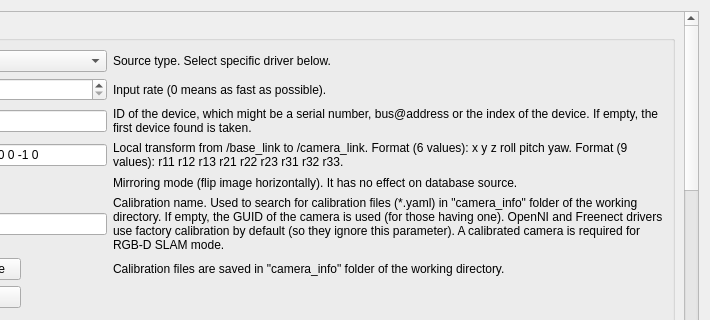
The window that guilib/src/ui/preferencesDialog.ui (introlab/rtabmap) describes before a commit, drawn with Qt 5; both pictures show x 348 to 1058 and y 0 to 320 of the 1058 by 592 pixel window.
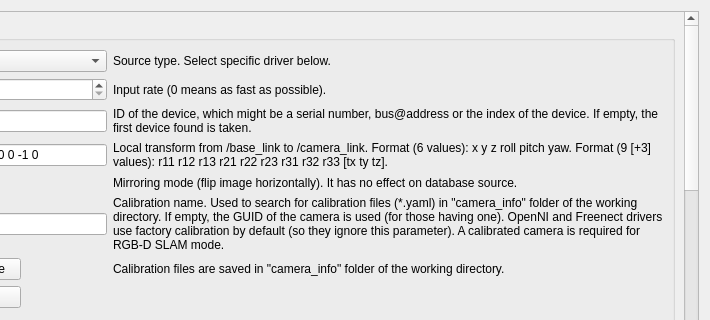
The same window after the commit. The open tabs and pages were chosen to show the change. Icons and pictures are not drawn. Custom widgets are drawn as their Qt base class.

Commit message: fixed fatal error (fx==0) on kinect v2 calibration, added tx,ty,tz to camera local transform in Preferences

Patch:
```diff
--- a/guilib/src/ui/preferencesDialog.ui
+++ b/guilib/src/ui/preferencesDialog.ui
@@ -64,8 +64,8 @@
            <rect>
             <x>0</x>
             <y>0</y>
-            <width>759</width>
-            <height>887</height>
+            <width>760</width>
+            <height>1570</height>
            </rect>
           </property>
           <layout class="QVBoxLayout" name="verticalLayout_16">
@@ -1436,7 +1436,7 @@
                       <item row="3" column="1">
                        <widget class="QLabel" name="label_42">
                         <property name="text">
-                         <string>Local transform from /base_link to /camera_link. Format (6 values): x y z roll pitch yaw. Format (9 values): r11 r12 r13 r21 r22 r23 r31 r32 r33.</string>
+                         <string>Local transform from /base_link to /camera_link. Format (6 values): x y z roll pitch yaw. Format (9 [+3] values): r11 r12 r13 r21 r22 r23 r31 r32 r33 [tx ty tz].</string>
                         </property>
                         <property name="wordWrap">
                          <bool>true</bool>
```
Left out of the diff: 2 changed lines with no effect on the pictures. The commit also changes 3 other files.
